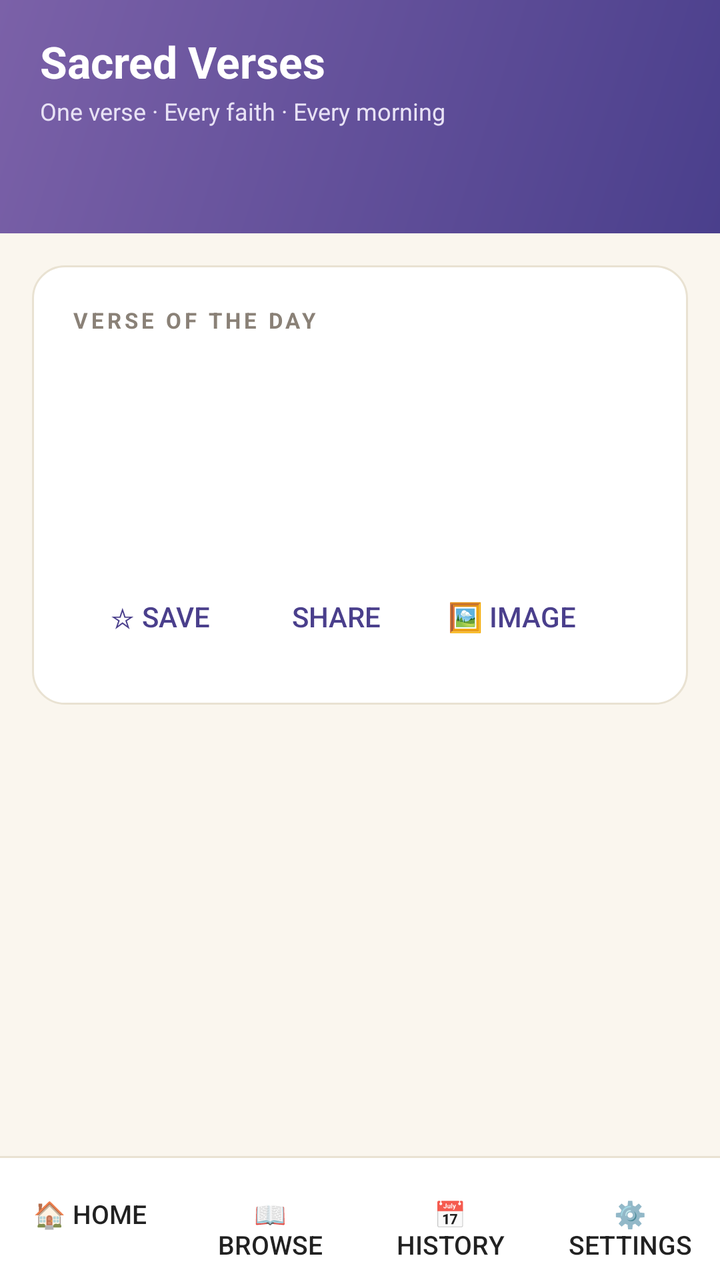
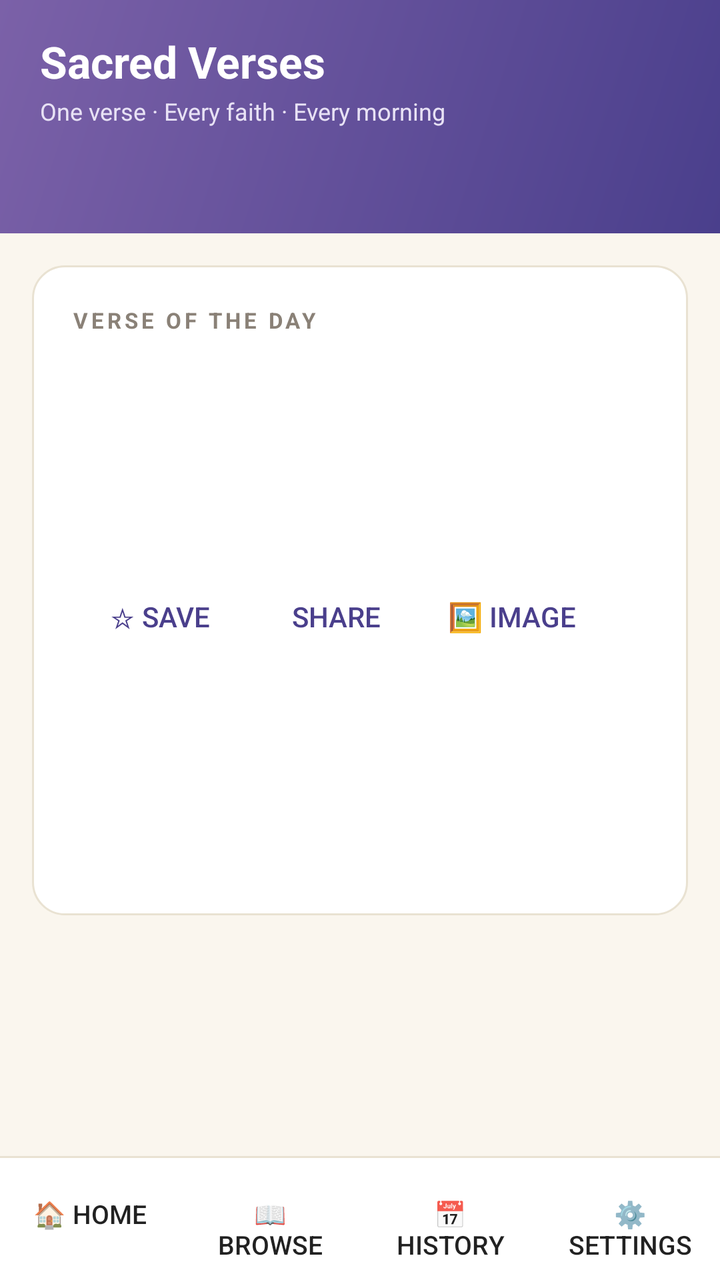

Compare the two renders of this Android layout. The source of the first and the diff that turns it into the second are given below.
<!-- AndroidManifest.xml: application theme Theme.SacredVerses -->
<!-- res/layout/activity_main.xml -->
<?xml version="1.0" encoding="utf-8"?>
<LinearLayout xmlns:android="http://schemas.android.com/apk/res/android"
    android:orientation="vertical"
    android:layout_width="match_parent"
    android:layout_height="match_parent"
    android:background="@color/bg">

    
    <LinearLayout
        android:orientation="vertical"
        android:layout_width="match_parent"
        android:layout_height="wrap_content"
        android:background="@drawable/gradient_bg"
        android:paddingStart="20dp"
        android:paddingEnd="20dp"
        android:paddingTop="16dp"
        android:paddingBottom="16dp">

        <TextView
            android:layout_width="wrap_content"
            android:layout_height="wrap_content"
            android:text="Sacred Verses"
            android:textSize="22sp"
            android:textStyle="bold"
            android:textColor="#FFFFFF" />

        <TextView
            android:layout_width="wrap_content"
            android:layout_height="wrap_content"
            android:layout_marginTop="2dp"
            android:text="One verse · Every faith · Every morning"
            android:textSize="12sp"
            android:textColor="#E8E2F5" />

        <TextView
            android:id="@+id/dateLine"
            android:layout_width="wrap_content"
            android:layout_height="wrap_content"
            android:layout_marginTop="2dp"
            android:textSize="11sp"
            android:textColor="#CFC8E8" />

        <TextView
            android:id="@+id/streakLine"
            android:layout_width="wrap_content"
            android:layout_height="wrap_content"
            android:layout_marginTop="4dp"
            android:textSize="12sp"
            android:textStyle="bold"
            android:textColor="#FFE9A8" />
    </LinearLayout>

    
    <FrameLayout
        android:layout_width="match_parent"
        android:layout_height="0dp"
        android:layout_weight="1">

        
        <ScrollView
            android:id="@+id/homeScroll"
            android:layout_width="match_parent"
            android:layout_height="match_parent">

            <LinearLayout
                android:orientation="vertical"
                android:layout_width="match_parent"
                android:layout_height="wrap_content">

                <LinearLayout
                    android:orientation="vertical"
                    android:layout_width="match_parent"
                    android:layout_height="wrap_content"
                    android:layout_marginStart="16dp"
                    android:layout_marginEnd="16dp"
                    android:layout_marginTop="16dp"
                    android:background="@drawable/card_bg"
                    android:padding="20dp">

                    <TextView
                        android:layout_width="wrap_content"
                        android:layout_height="wrap_content"
                        android:text="VERSE OF THE DAY"
                        android:textSize="11sp"
                        android:textStyle="bold"
                        android:textColor="@color/muted"
                        android:letterSpacing="0.15" />

                    <TextView
                        android:id="@+id/todayFaith"
                        android:layout_width="wrap_content"
                        android:layout_height="wrap_content"
                        android:layout_marginTop="12dp"
                        android:paddingStart="12dp"
                        android:paddingEnd="12dp"
                        android:paddingTop="6dp"
                        android:paddingBottom="6dp"
                        android:textSize="12sp"
                        android:textStyle="bold"
                        android:textColor="#FFFFFF" />

                    <TextView
                        android:id="@+id/todayText"
                        android:layout_width="match_parent"
                        android:layout_height="wrap_content"
                        android:layout_marginTop="12dp"
                        android:textSize="20sp"
                        android:textColor="@color/ink"
                        android:lineSpacingExtra="6dp" />

                    <TextView
                        android:id="@+id/todayRef"
                        android:layout_width="match_parent"
                        android:layout_height="wrap_content"
                        android:layout_marginTop="12dp"
                        android:textSize="13sp"
                        android:textColor="@color/muted" />

                    <LinearLayout
                        android:orientation="horizontal"
                        android:layout_width="match_parent"
                        android:layout_height="wrap_content"
                        android:layout_marginTop="8dp">

                        <Button
                            android:id="@+id/todayFav"
                            style="?android:attr/borderlessButtonStyle"
                            android:layout_width="wrap_content"
                            android:layout_height="wrap_content"
                            android:text="☆ Save"
                            android:textColor="@color/primary" />

                        <Button
                            android:id="@+id/todayShare"
                            style="?android:attr/borderlessButtonStyle"
                            android:layout_width="wrap_content"
                            android:layout_height="wrap_content"
                            android:text="Share"
                            android:textColor="@color/primary" />

                        <Button
                            android:id="@+id/todayImageShare"
                            style="?android:attr/borderlessButtonStyle"
                            android:layout_width="wrap_content"
                            android:layout_height="wrap_content"
                            android:text="🖼 Image"
                            android:textColor="@color/primary" />
                    </LinearLayout>
                </LinearLayout>

                <LinearLayout
                    android:id="@+id/sponsorSlot"
                    android:orientation="vertical"
                    android:layout_width="match_parent"
                    android:layout_height="wrap_content" />
            </LinearLayout>
        </ScrollView>

        
        <LinearLayout
            android:id="@+id/browseContainer"
            android:orientation="vertical"
            android:layout_width="match_parent"
            android:layout_height="match_parent"
            android:visibility="gone">

            <TextView
                android:layout_width="wrap_content"
                android:layout_height="wrap_content"
                android:layout_marginStart="16dp"
                android:layout_marginTop="16dp"
                android:text="BROWSE VERSES"
                android:textSize="12sp"
                android:textStyle="bold"
                android:textColor="@color/muted"
                android:letterSpacing="0.12" />

            <HorizontalScrollView
                android:layout_width="match_parent"
                android:layout_height="wrap_content"
                android:layout_marginTop="8dp"
                android:scrollbars="none"
                android:paddingStart="16dp"
                android:paddingEnd="16dp">

                <LinearLayout
                    android:id="@+id/filterRow"
                    android:orientation="horizontal"
                    android:layout_width="wrap_content"
                    android:layout_height="wrap_content" />
            </HorizontalScrollView>

            <ListView
                android:id="@+id/verseList"
                android:layout_width="match_parent"
                android:layout_height="0dp"
                android:layout_weight="1"
                android:layout_marginTop="8dp"
                android:divider="@android:color/transparent"
                android:dividerHeight="0dp"
                android:clipToPadding="false"
                android:paddingBottom="8dp" />

            <TextView
                android:id="@+id/emptyView"
                android:layout_width="match_parent"
                android:layout_height="0dp"
                android:layout_weight="1"
                android:gravity="center"
                android:visibility="gone"
                android:text="Nothing here yet.\nTap ☆ on any verse to save it."
                android:textColor="@color/muted"
                android:textSize="14sp" />
        </LinearLayout>

        
        <ScrollView
            android:id="@+id/historyScroll"
            android:layout_width="match_parent"
            android:layout_height="match_parent"
            android:visibility="gone">

            <LinearLayout
                android:orientation="vertical"
                android:layout_width="match_parent"
                android:layout_height="wrap_content">

                <TextView
                    android:layout_width="wrap_content"
                    android:layout_height="wrap_content"
                    android:layout_marginStart="16dp"
                    android:layout_marginTop="16dp"
                    android:text="VERSE HISTORY"
                    android:textSize="12sp"
                    android:textStyle="bold"
                    android:textColor="@color/muted"
                    android:letterSpacing="0.12" />

                <TextView
                    android:layout_width="wrap_content"
                    android:layout_height="wrap_content"
                    android:layout_marginStart="16dp"
                    android:layout_marginTop="4dp"
                    android:layout_marginEnd="16dp"
                    android:text="Your last 30 days of verses. Tap any day to revisit it."
                    android:textSize="12sp"
                    android:textColor="@color/muted" />

                <LinearLayout
                    android:id="@+id/historyList"
                    android:orientation="vertical"
                    android:layout_width="match_parent"
                    android:layout_height="wrap_content"
                    android:paddingBottom="16dp" />
            </LinearLayout>
        </ScrollView>

        
        <ScrollView
            android:id="@+id/settingsScroll"
            android:layout_width="match_parent"
            android:layout_height="match_parent"
            android:visibility="gone">

            <LinearLayout
                android:orientation="vertical"
                android:layout_width="match_parent"
                android:layout_height="wrap_content">

                <LinearLayout
                    android:orientation="vertical"
                    android:layout_width="match_parent"
                    android:layout_height="wrap_content"
                    android:layout_marginStart="16dp"
                    android:layout_marginEnd="16dp"
                    android:layout_marginTop="16dp"
                    android:background="@drawable/card_bg"
                    android:padding="16dp">

                    <Switch
                        android:id="@+id/notifSwitch"
                        android:layout_width="match_parent"
                        android:layout_height="wrap_content"
                        android:text="Daily verse notification"
                        android:textSize="14sp"
                        android:textColor="@color/ink" />

                    <Switch
                        android:id="@+id/wallpaperSwitch"
                        android:layout_width="match_parent"
                        android:layout_height="wrap_content"
                        android:layout_marginTop="8dp"
                        android:text="Verse as lockscreen wallpaper"
                        android:textSize="14sp"
                        android:textColor="@color/ink" />

                    <TextView
                        android:layout_width="wrap_content"
                        android:layout_height="wrap_content"
                        android:layout_marginTop="16dp"
                        android:text="MY FAITH"
                        android:textSize="11sp"
                        android:textStyle="bold"
                        android:textColor="@color/muted"
                        android:letterSpacing="0.12" />

                    <HorizontalScrollView
                        android:layout_width="match_parent"
                        android:layout_height="wrap_content"
                        android:layout_marginTop="8dp"
                        android:scrollbars="none">

                        <LinearLayout
                            android:id="@+id/faithRow"
                            android:orientation="horizontal"
                            android:layout_width="wrap_content"
                            android:layout_height="wrap_content" />
                    </HorizontalScrollView>

                    <TextView
                        android:layout_width="wrap_content"
                        android:layout_height="wrap_content"
                        android:layout_marginTop="16dp"
                        android:text="REMINDER TIME"
                        android:textSize="11sp"
                        android:textStyle="bold"
                        android:textColor="@color/muted"
                        android:letterSpacing="0.12" />

                    <HorizontalScrollView
                        android:layout_width="match_parent"
                        android:layout_height="wrap_content"
                        android:layout_marginTop="8dp"
                        android:scrollbars="none">

                        <LinearLayout
                            android:id="@+id/timePresetsRow"
                            android:orientation="horizontal"
                            android:layout_width="wrap_content"
                            android:layout_height="wrap_content" />
                    </HorizontalScrollView>

                    <TextView
                        android:layout_width="wrap_content"
                        android:layout_height="wrap_content"
                        android:layout_marginTop="16dp"
                        android:text="TEXT SIZE"
                        android:textSize="11sp"
                        android:textStyle="bold"
                        android:textColor="@color/muted"
                        android:letterSpacing="0.12" />

                    <LinearLayout
                        android:id="@+id/textSizeRow"
                        android:orientation="horizontal"
                        android:layout_width="match_parent"
                        android:layout_height="wrap_content"
                        android:layout_marginTop="8dp" />

                    <Button
                        android:id="@+id/inviteButton"
                        style="?android:attr/borderlessButtonStyle"
                        android:layout_width="wrap_content"
                        android:layout_height="wrap_content"
                        android:layout_marginTop="12dp"
                        android:text="💌 Invite friends to Sacred Verses"
                        android:textSize="13sp"
                        android:textColor="@color/primary" />
                </LinearLayout>

                <Button
                    android:id="@+id/supportButton"
                    style="?android:attr/borderlessButtonStyle"
                    android:layout_width="wrap_content"
                    android:layout_height="wrap_content"
                    android:layout_gravity="center_horizontal"
                    android:layout_marginTop="4dp"
                    android:text="♥ Support Sacred Verses"
                    android:textSize="13sp"
                    android:textColor="@color/primary"
                    android:visibility="gone" />

                <LinearLayout
                    android:orientation="horizontal"
                    android:layout_width="match_parent"
                    android:layout_height="wrap_content"
                    android:gravity="center"
                    android:paddingTop="8dp"
                    android:paddingBottom="16dp">                    <Button
                        android:id="@+id/privacyButton"
                        style="?android:attr/borderlessButtonStyle"
                        android:layout_width="wrap_content"
                        android:layout_height="wrap_content"
                        android:text="Privacy Policy"
                        android:textSize="12sp"
                        android:textColor="@color/muted" />

                    <Button
                        android:id="@+id/aboutButton"
                        style="?android:attr/borderlessButtonStyle"
                        android:layout_width="wrap_content"
                        android:layout_height="wrap_content"
                        android:text="About"
                        android:textSize="12sp"
                        android:textColor="@color/muted" />
                </LinearLayout>
            </LinearLayout>
        </ScrollView>
    </FrameLayout>

    
    <View
        android:layout_width="match_parent"
        android:layout_height="1dp"
        android:background="#E9E2D2" />

    
    <LinearLayout
        android:orientation="horizontal"
        android:layout_width="match_parent"
        android:layout_height="wrap_content"
        android:background="#FFFFFF"
        android:paddingTop="4dp"
        android:paddingBottom="4dp">

        <Button
            android:id="@+id/navHome"
            style="?android:attr/borderlessButtonStyle"
            android:layout_width="0dp"
            android:layout_height="wrap_content"
            android:layout_weight="1"
            android:text="🏠 Home"
            android:textSize="13sp" />

        <Button
            android:id="@+id/navBrowse"
            style="?android:attr/borderlessButtonStyle"
            android:layout_width="0dp"
            android:layout_height="wrap_content"
            android:layout_weight="1"
            android:text="📖 Browse"
            android:textSize="13sp" />

        <Button
            android:id="@+id/navHistory"
            style="?android:attr/borderlessButtonStyle"
            android:layout_width="0dp"
            android:layout_height="wrap_content"
            android:layout_weight="1"
            android:text="📅 History"
            android:textSize="13sp" />

        <Button
            android:id="@+id/navSettings"
            style="?android:attr/borderlessButtonStyle"
            android:layout_width="0dp"
            android:layout_height="wrap_content"
            android:layout_weight="1"
            android:text="⚙️ Settings"
            android:textSize="13sp" />
    </LinearLayout>
</LinearLayout>
<!-- resources referenced by this layout -->
<resources>
  <color name="bg">#FAF6EE</color>
  <color name="ink">#2B2620</color>
  <color name="muted">#8A8177</color>
  <color name="primary">#4A3F8C</color>
  <!-- drawable card_bg (drawable) -->
  <?xml version="1.0" encoding="utf-8"?>
  <shape xmlns:android="http://schemas.android.com/apk/res/android"
      android:shape="rectangle">
      <corners android:radius="16dp" />
      <solid android:color="@color/card" />
      <stroke
          android:width="1dp"
          android:color="#E9E2D2" />
  </shape>
  <!-- drawable gradient_bg (drawable) -->
  <?xml version="1.0" encoding="utf-8"?>
  <shape xmlns:android="http://schemas.android.com/apk/res/android"
      android:shape="rectangle">
      <gradient
          android:angle="135"
          android:startColor="#4A3F8C"
          android:endColor="#7B61A8" />
  </shape>
  <style name="Theme.SacredVerses" parent="android:Theme.Material.Light.NoActionBar">
          <item name="android:colorPrimary">@color/primary</item>
          <item name="android:statusBarColor">@color/primary</item>
          <item name="android:windowBackground">@color/bg</item>
      </style>
  <color name="card">#FFFFFF</color>
</resources>

<!-- the commit's change to res/layout/activity_main.xml (unified diff, before → after) -->
@@ -7,6 +7,7 @@
 
     
     <LinearLayout
+        android:id="@+id/headerBar"
         android:orientation="vertical"
         android:layout_width="match_parent"
         android:layout_height="wrap_content"
@@ -68,6 +69,12 @@
                 android:layout_height="wrap_content">
 
                 <LinearLayout
+                    android:id="@+id/festivalSlot"
+                    android:orientation="vertical"
+                    android:layout_width="match_parent"
+                    android:layout_height="wrap_content" />
+
+                <LinearLayout
                     android:orientation="vertical"
                     android:layout_width="match_parent"
                     android:layout_height="wrap_content"
@@ -78,6 +85,7 @@
                     android:padding="20dp">
 
                     <TextView
+                        android:id="@+id/todayLabel"
                         android:layout_width="wrap_content"
                         android:layout_height="wrap_content"
                         android:text="VERSE OF THE DAY"
@@ -144,6 +152,14 @@
                             android:layout_width="wrap_content"
                             android:layout_height="wrap_content"
                             android:text="🖼 Image"
+                            android:textColor="@color/primary" />
+
+                        <Button
+                            android:id="@+id/todayListen"
+                            style="?android:attr/borderlessButtonStyle"
+                            android:layout_width="wrap_content"
+                            android:layout_height="wrap_content"
+                            android:text="🔊 Listen"
                             android:textColor="@color/primary" />
                     </LinearLayout>
                 </LinearLayout>
@@ -242,7 +258,7 @@
                     android:layout_marginStart="16dp"
                     android:layout_marginTop="4dp"
                     android:layout_marginEnd="16dp"
-                    android:text="Your last 30 days of verses. Tap any day to revisit it."
+                    android:text="Verses from the days you've opened the app. Tap any day to revisit it."
                     android:textSize="12sp"
                     android:textColor="@color/muted" />
 
@@ -294,6 +310,15 @@
                         android:textSize="14sp"
                         android:textColor="@color/ink" />
 
+                    <Switch
+                        android:id="@+id/darkSwitch"
+                        android:layout_width="match_parent"
+                        android:layout_height="wrap_content"
+                        android:layout_marginTop="8dp"
+                        android:text="Dark theme"
+                        android:textSize="14sp"
+                        android:textColor="@color/ink" />
+
                     <TextView
                         android:layout_width="wrap_content"
                         android:layout_height="wrap_content"
@@ -352,6 +377,23 @@
 
                     <LinearLayout
                         android:id="@+id/textSizeRow"
+                        android:orientation="horizontal"
+                        android:layout_width="match_parent"
+                        android:layout_height="wrap_content"
+                        android:layout_marginTop="8dp" />
+
+                    <TextView
+                        android:layout_width="wrap_content"
+                        android:layout_height="wrap_content"
+                        android:layout_marginTop="16dp"
+                        android:text="VERSE LANGUAGE"
+                        android:textSize="11sp"
+                        android:textStyle="bold"
+                        android:textColor="@color/muted"
+                        android:letterSpacing="0.12" />
+
+                    <LinearLayout
+                        android:id="@+id/languageRow"
                         android:orientation="horizontal"
                         android:layout_width="match_parent"
                         android:layout_height="wrap_content"
@@ -412,14 +454,14 @@
     <View
         android:layout_width="match_parent"
         android:layout_height="1dp"
-        android:background="#E9E2D2" />
+        android:background="@color/divider" />
 
     
     <LinearLayout
         android:orientation="horizontal"
         android:layout_width="match_parent"
         android:layout_height="wrap_content"
-        android:background="#FFFFFF"
+        android:background="@color/navbg"
         android:paddingTop="4dp"
         android:paddingBottom="4dp">
 
<!-- resource entries referenced after the edit -->
@@ -1,8 +1,10 @@
 <!-- resources referenced by this layout -->
 <resources>
   <color name="bg">#FAF6EE</color>
+  <color name="divider">#E9E2D2</color>
   <color name="ink">#2B2620</color>
   <color name="muted">#8A8177</color>
+  <color name="navbg">#FFFFFF</color>
   <color name="primary">#4A3F8C</color>
   <!-- drawable card_bg (drawable) -->
   <?xml version="1.0" encoding="utf-8"?>
@@ -12,7 +14,7 @@
       <solid android:color="@color/card" />
       <stroke
           android:width="1dp"
-          android:color="#E9E2D2" />
+          android:color="@color/card_stroke" />
   </shape>
   <!-- drawable gradient_bg (drawable) -->
   <?xml version="1.0" encoding="utf-8"?>
@@ -29,5 +31,6 @@
           <item name="android:windowBackground">@color/bg</item>
       </style>
   <color name="card">#FFFFFF</color>
+  <color name="card_stroke">#E9E2D2</color>
 </resources>
 
